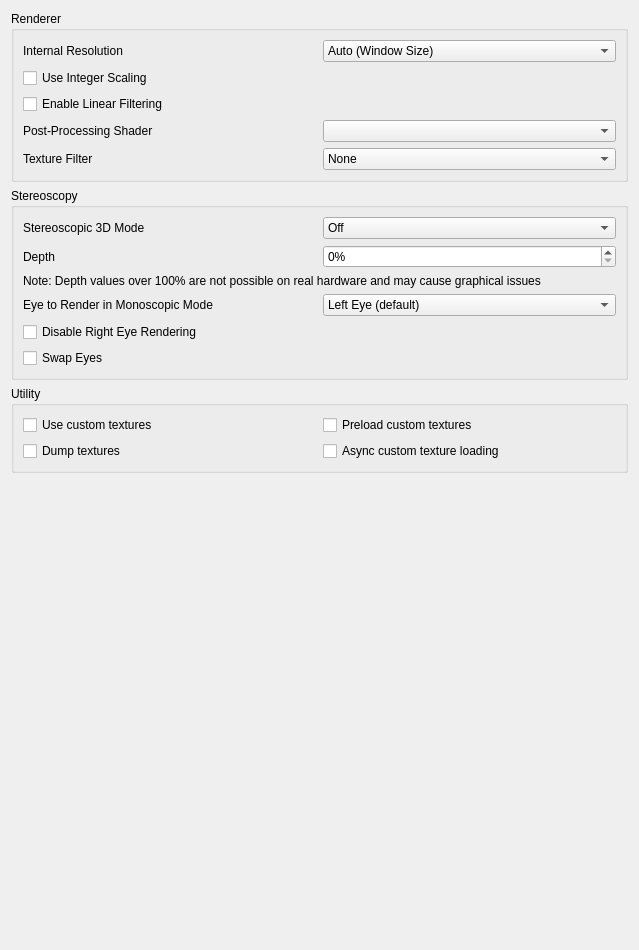
First picture: the form in src/citra_qt/configuration/configure_enhancements.ui, repository azahar-emu/azahar, before the edit.
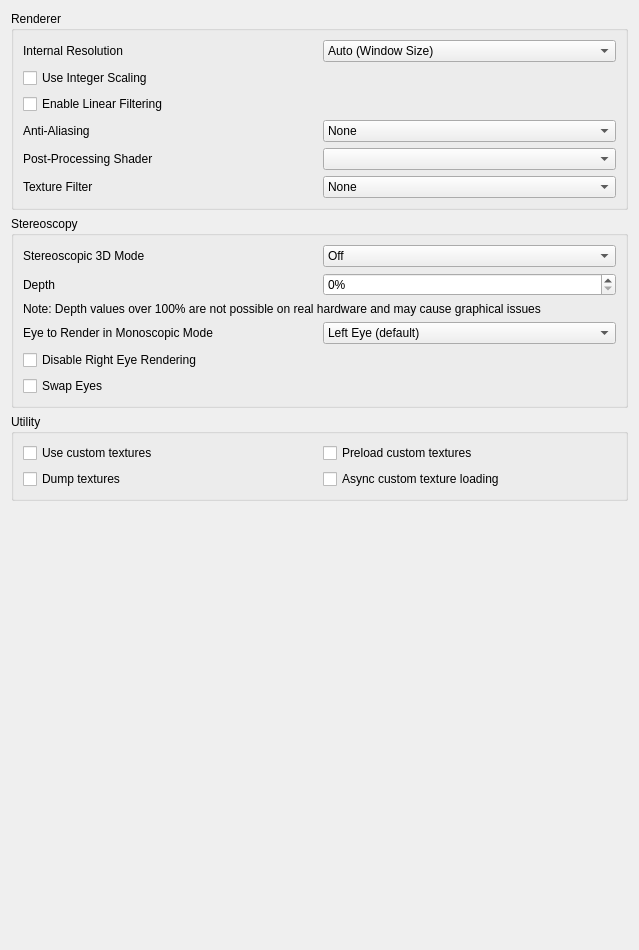
Second picture: the form after the edit.

Commit message: opengl linked antialiasing settings and scaling to gui

What changed in the file:
```diff
--- a/src/citra_qt/configuration/configure_enhancements.ui
+++ b/src/citra_qt/configuration/configure_enhancements.ui
@@ -127,6 +127,50 @@
         </property>
        </widget>
       </item>
+      <item>
+       <widget class="QWidget" name="widget_antialiasing_filter" native="true">
+        <layout class="QHBoxLayout" name="horizontalLayout_10">
+         <property name="leftMargin">
+          <number>0</number>
+         </property>
+         <property name="topMargin">
+          <number>0</number>
+         </property>
+         <property name="rightMargin">
+          <number>0</number>
+         </property>
+         <property name="bottomMargin">
+          <number>0</number>
+         </property>
+         <item>
+          <widget class="QLabel" name="antialiasing_filter_label">
+           <property name="text">
+            <string>Anti-Aliasing</string>
+           </property>
+          </widget>
+         </item>
+         <item>
+          <widget class="QComboBox" name="antialiasing_filter_combobox">
+           <item>
+            <property name="text">
+             <string>None</string>
+            </property>
+           </item>
+           <item>
+            <property name="text">
+             <string>FXAA</string>
+            </property>
+           </item>
+           <item>
+            <property name="text">
+             <string>SMAA</string>
+            </property>
+           </item>
+          </widget>
+         </item>
+        </layout>
+       </widget>
+      </item>
       <item>
        <widget class="QWidget" name="widget_shader" native="true">
         <layout class="QHBoxLayout" name="horizontalLayout_2">
```
Left out of the diff: 15 changed lines with no effect on the pictures. The commit also changes 5 other files.
